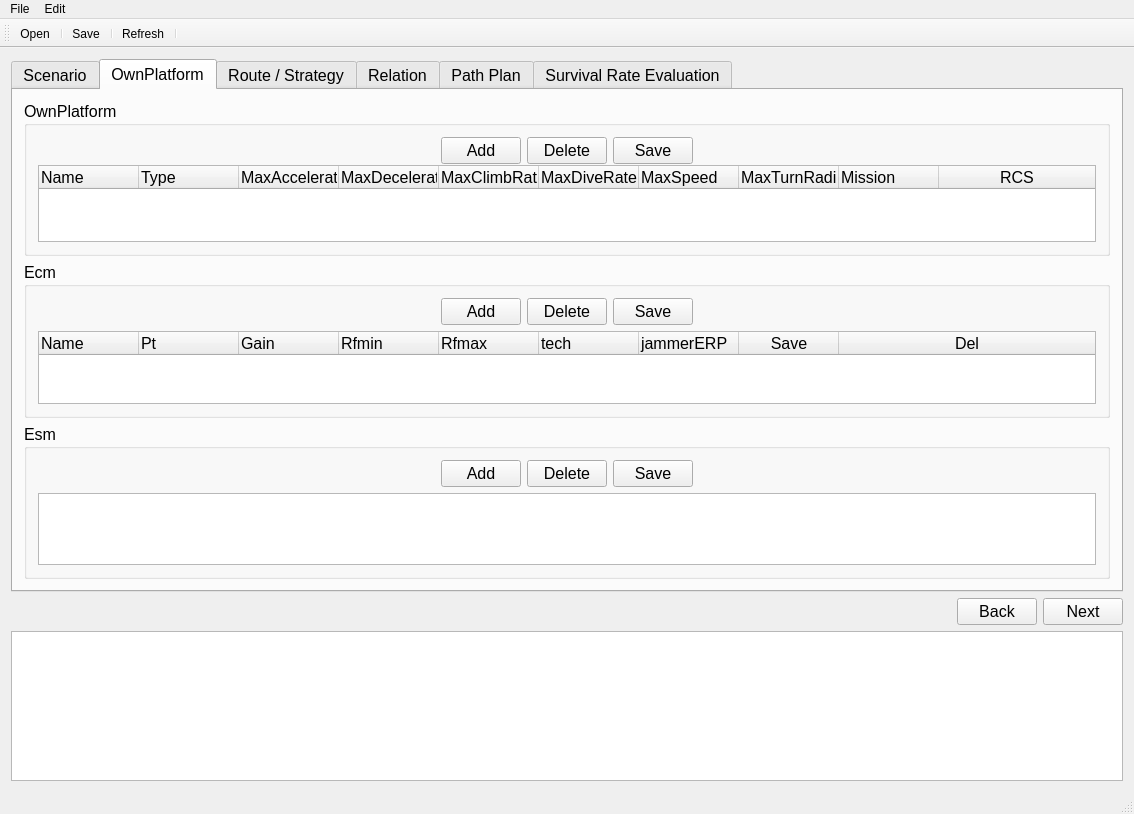
The window that PathPlanGui/MainWindow.ui (louie17/PathPlanning) describes before a commit, drawn with Qt 5.
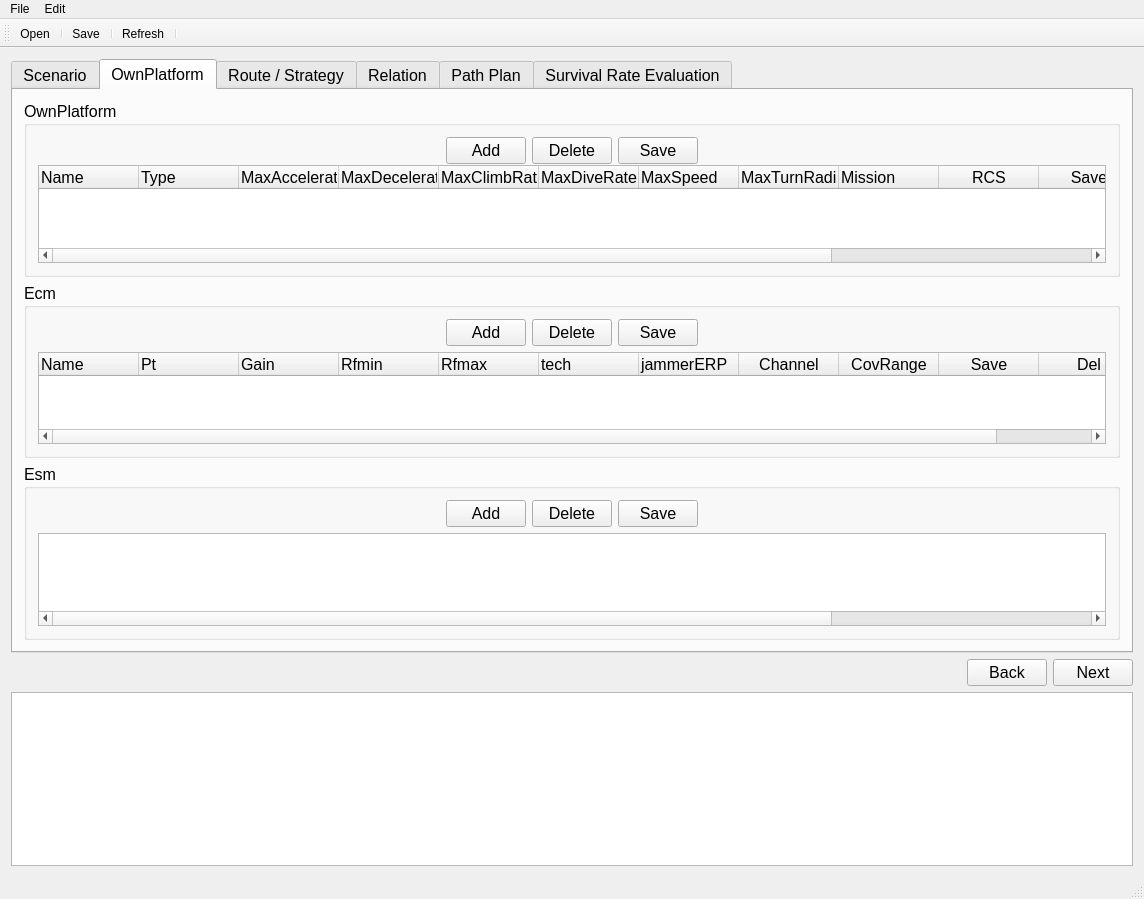
The same window after the commit. The open tabs and pages were chosen to show the change. Custom widgets are drawn as their Qt base class.

The edit to the form file:
```diff
--- a/PathPlanGui/MainWindow.ui
+++ b/PathPlanGui/MainWindow.ui
@@ -6,8 +6,8 @@
    <rect>
     <x>0</x>
     <y>0</y>
-    <width>1134</width>
-    <height>814</height>
+    <width>1144</width>
+    <height>899</height>
    </rect>
   </property>
   <property name="sizePolicy">
@@ -959,6 +959,16 @@
                      <string>RCS</string>
                     </property>
                    </column>
+                   <column>
+                    <property name="text">
+                     <string>Save</string>
+                    </property>
+                   </column>
+                   <column>
+                    <property name="text">
+                     <string>Del</string>
+                    </property>
+                   </column>
                   </widget>
                  </item>
                 </layout>
@@ -1131,6 +1141,16 @@
                      <set>AlignJustify|AlignVCenter</set>
                     </property>
                    </column>
+                   <column>
+                    <property name="text">
+                     <string>Channel</string>
+                    </property>
+                   </column>
+                   <column>
+                    <property name="text">
+                     <string>CovRange</string>
+                    </property>
+                   </column>
                    <column>
                     <property name="text">
                      <string>Save</string>
@@ -1319,6 +1339,16 @@
                      <string>Aeff</string>
                     </property>
                    </column>
+                   <column>
+                    <property name="text">
+                     <string>Save</string>
+                    </property>
+                   </column>
+                   <column>
+                    <property name="text">
+                     <string>Del</string>
+                    </property>
+                   </column>
                   </widget>
                  </item>
                 </layout>
@@ -3615,8 +3645,8 @@
     <rect>
      <x>0</x>
      <y>0</y>
-     <width>1134</width>
-     <height>23</height>
+     <width>1144</width>
+     <height>26</height>
     </rect>
    </property>
    <widget class="QMenu" name="menuFile">
```
Left out of the diff: 2 changed lines with no effect on the pictures.
